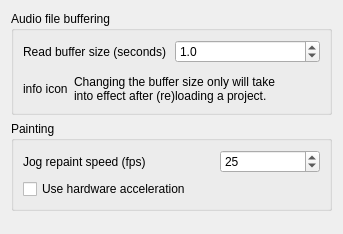
rsijrier/Traverso-DAW, file src/traverso/dialogs/settings/PerformanceConfigPage.ui: the form before one commit.
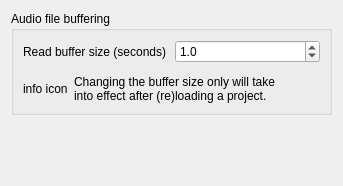
The form after the commit.

```diff
--- a/src/traverso/dialogs/settings/PerformanceConfigPage.ui
+++ b/src/traverso/dialogs/settings/PerformanceConfigPage.ui
@@ -1,12 +1,12 @@
 <ui version="4.0" >
  <class>PerformanceConfigPage</class>
- <widget class="QWidget" name="PerformanceConfigPage" >
-  <property name="geometry" >
+ <widget class="QWidget" name="PerformanceConfigPage">
+  <property name="geometry">
    <rect>
     <x>0</x>
     <y>0</y>
     <width>343</width>
-    <height>234</height>
+    <height>186</height>
    </rect>
   </property>
   <property name="windowTitle" >
@@ -154,110 +154,6 @@
      </layout>
     </widget>
    </item>
-   <item>
-    <widget class="QGroupBox" name="groupBox" >
-     <property name="title" >
-      <string>Painting</string>
-     </property>
-     <layout class="QVBoxLayout" >
-      <property name="spacing" >
-       <number>6</number>
-      </property>
-      <property name="leftMargin" >
-       <number>9</number>
-      </property>
-      <property name="topMargin" >
-       <number>9</number>
-      </property>
-      <property name="rightMargin" >
-       <number>9</number>
-      </property>
-      <property name="bottomMargin" >
-       <number>9</number>
-      </property>
-      <item>
-       <layout class="QHBoxLayout" >
-        <property name="spacing" >
-         <number>6</number>
-        </property>
-        <property name="leftMargin" >
-         <number>0</number>
-        </property>
-        <property name="topMargin" >
-         <number>0</number>
-        </property>
-        <property name="rightMargin" >
-         <number>0</number>
-        </property>
-        <property name="bottomMargin" >
-         <number>0</number>
-        </property>
-        <item>
-         <widget class="QLabel" name="label_4" >
-          <property name="toolTip" >
-           <string>&lt;html>&lt;head>&lt;meta name="qrichtext" content="1" />&lt;style type="text/css">
-p, li { white-space: pre-wrap; }
-&lt;/style>&lt;/head>&lt;body style=" font-family:'Sans Serif'; font-size:9pt; font-weight:400; font-style:normal; text-decoration:none;">
-&lt;p style=" margin-top:0px; margin-bottom:0px; margin-left:0px; margin-right:0px; -qt-block-indent:0; text-indent:0px;">The number of times per second at which the Graphical&lt;/p>
-&lt;p style=" margin-top:0px; margin-bottom:0px; margin-left:0px; margin-right:0px; -qt-block-indent:0; text-indent:0px;">Items are repainted during a jog action, like moving an&lt;/p>
-&lt;p style=" margin-top:0px; margin-bottom:0px; margin-left:0px; margin-right:0px; -qt-block-indent:0; text-indent:0px;">AudioClip, or changing the Gain.&lt;/p>
-&lt;p style="-qt-paragraph-type:empty; margin-top:0px; margin-bottom:0px; margin-left:0px; margin-right:0px; -qt-block-indent:0; text-indent:0px;">&lt;/p>
-&lt;p style=" margin-top:0px; margin-bottom:0px; margin-left:0px; margin-right:0px; -qt-block-indent:0; text-indent:0px;">The default frames per second of 35 is a perfect compromise &lt;/p>
-&lt;p style=" margin-top:0px; margin-bottom:0px; margin-left:0px; margin-right:0px; -qt-block-indent:0; text-indent:0px;">between smooth painting, and low cpu usage.&lt;/p>
-&lt;p style="-qt-paragraph-type:empty; margin-top:0px; margin-bottom:0px; margin-left:0px; margin-right:0px; -qt-block-indent:0; text-indent:0px;">&lt;/p>
-&lt;p style=" margin-top:0px; margin-bottom:0px; margin-left:0px; margin-right:0px; -qt-block-indent:0; text-indent:0px;">However, if you find the painting to be not smooth enough,&lt;/p>
-&lt;p style=" margin-top:0px; margin-bottom:0px; margin-left:0px; margin-right:0px; -qt-block-indent:0; text-indent:0px;">change this value to a higher one, but keep in mind that it&lt;/p>
-&lt;p style=" margin-top:0px; margin-bottom:0px; margin-left:0px; margin-right:0px; -qt-block-indent:0; text-indent:0px;">will consume considerably more cpu!&lt;/p>
-&lt;p style="-qt-paragraph-type:empty; margin-top:0px; margin-bottom:0px; margin-left:0px; margin-right:0px; -qt-block-indent:0; text-indent:0px;">&lt;/p>
-&lt;p style=" margin-top:0px; margin-bottom:0px; margin-left:0px; margin-right:0px; -qt-block-indent:0; text-indent:0px;">If for example moving an AudioClip still takes to much cpu,&lt;/p>
-&lt;p style=" margin-top:0px; margin-bottom:0px; margin-left:0px; margin-right:0px; -qt-block-indent:0; text-indent:0px;">you should consider to lower this value.&lt;/p>&lt;/body>&lt;/html></string>
-          </property>
-          <property name="text" >
-           <string>Jog repaint speed (fps)</string>
-          </property>
-         </widget>
-        </item>
-        <item>
-         <widget class="QSpinBox" name="jogUpdateIntervalSpinBox" >
-          <property name="maximumSize" >
-           <size>
-            <width>100</width>
-            <height>16777215</height>
-           </size>
-          </property>
-          <property name="minimum" >
-           <number>10</number>
-          </property>
-          <property name="maximum" >
-           <number>50</number>
-          </property>
-          <property name="value" >
-           <number>25</number>
-          </property>
-         </widget>
-        </item>
-       </layout>
-      </item>
-      <item>
-       <widget class="QCheckBox" name="useOpenGLCheckBox" >
-        <property name="toolTip" >
-         <string>&lt;html>&lt;head>&lt;meta name="qrichtext" content="1" />&lt;style type="text/css">
-p, li { white-space: pre-wrap; }
-&lt;/style>&lt;/head>&lt;body style=" font-family:'Sans Serif'; font-size:9pt; font-weight:400; font-style:normal; text-decoration:none;">
-&lt;p style=" margin-top:0px; margin-bottom:0px; margin-left:0px; margin-right:0px; -qt-block-indent:0; text-indent:0px;">Accelerates the painting of AudioClips and Tracks by using&lt;/p>
-&lt;p style=" margin-top:0px; margin-bottom:0px; margin-left:0px; margin-right:0px; -qt-block-indent:0; text-indent:0px;">the 3D engine of your graphics card.&lt;/p>
-&lt;p style="-qt-paragraph-type:empty; margin-top:0px; margin-bottom:0px; margin-left:0px; margin-right:0px; -qt-block-indent:0; text-indent:0px;">&lt;/p>
-&lt;p style=" margin-top:0px; margin-bottom:0px; margin-left:0px; margin-right:0px; -qt-block-indent:0; text-indent:0px;">Depending on your graphics card and driver support, this &lt;/p>
-&lt;p style=" margin-top:0px; margin-bottom:0px; margin-left:0px; margin-right:0px; -qt-block-indent:0; text-indent:0px;">can speed up painting considerably!&lt;/p>&lt;/body>&lt;/html></string>
-        </property>
-        <property name="text" >
-         <string>Use hardware acceleration</string>
-        </property>
-       </widget>
-      </item>
-     </layout>
-    </widget>
-   </item>
    <item>
     <spacer>
      <property name="orientation" >
```
Left out of the diff: 121 changed lines with no effect on the pictures.
